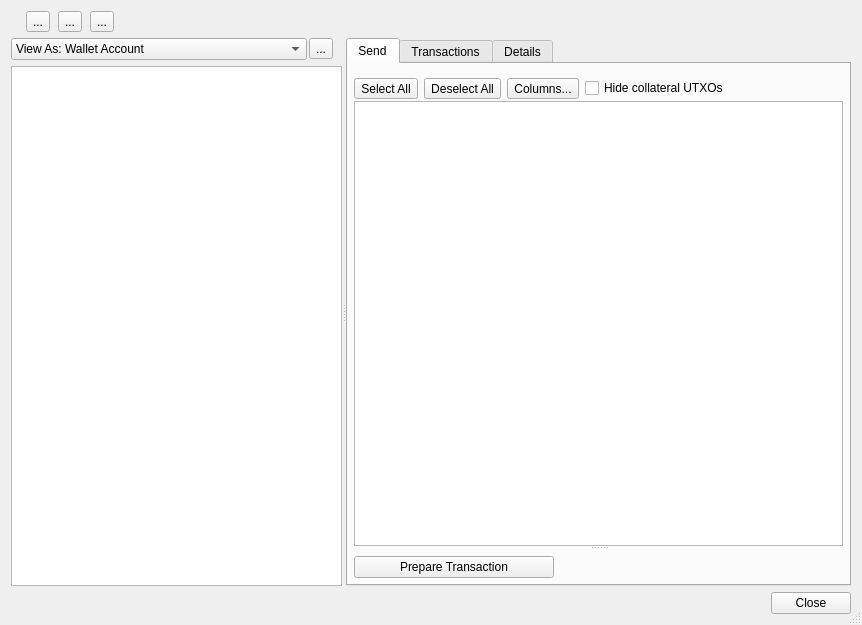
Old version of the form src/ui/ui_wallet_dlg.ui in the repository Bertrand256/dash-masternode-tool.
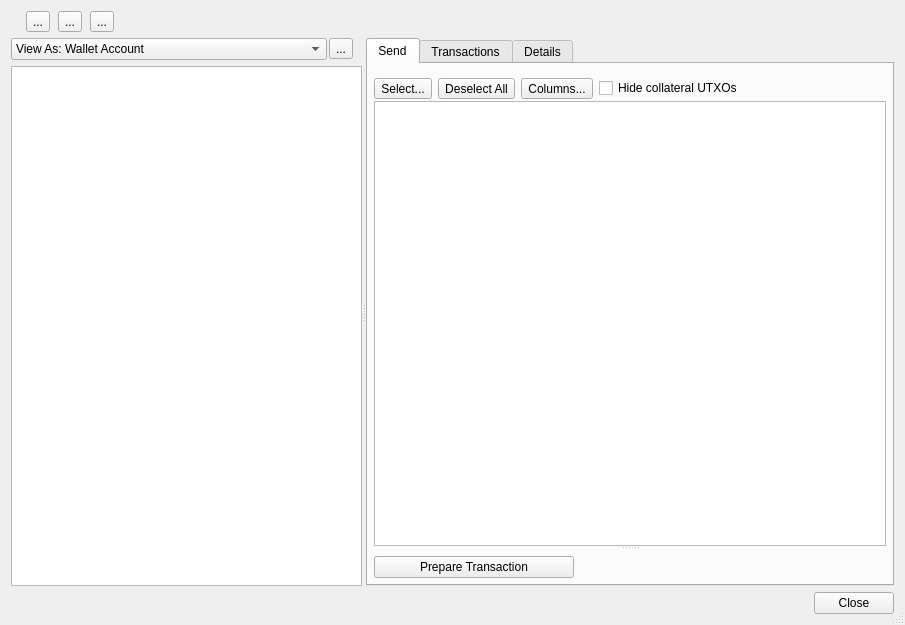
New version of the form.

Commit message: Wallet: added feature of selecting UTXOs by value.

```diff
--- a/src/ui/ui_wallet_dlg.ui
+++ b/src/ui/ui_wallet_dlg.ui
@@ -6,7 +6,7 @@
    <rect>
     <x>0</x>
     <y>0</y>
-    <width>862</width>
+    <width>905</width>
     <height>625</height>
    </rect>
   </property>
@@ -391,7 +391,7 @@
                        <string/>
                       </property>
                       <property name="text">
-                       <string>Select All</string>
+                       <string>Select...</string>
                       </property>
                       <property name="iconSize">
                        <size>
@@ -399,6 +399,9 @@
                         <height>12</height>
                        </size>
                       </property>
+                      <property name="popupMode">
+                       <enum>QToolButton::InstantPopup</enum>
+                      </property>
                       <property name="toolButtonStyle">
                        <enum>Qt::ToolButtonTextBesideIcon</enum>
                       </property>
```
Left out of the diff: 2 changed lines with no effect on the pictures. The commit also changes 1 other file.
